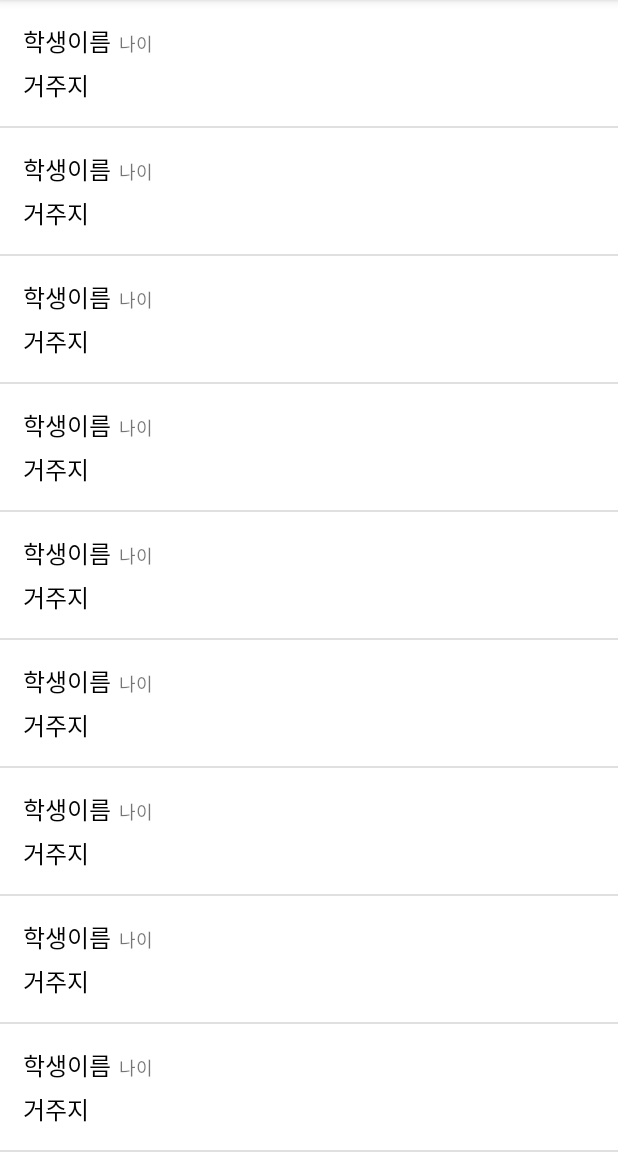
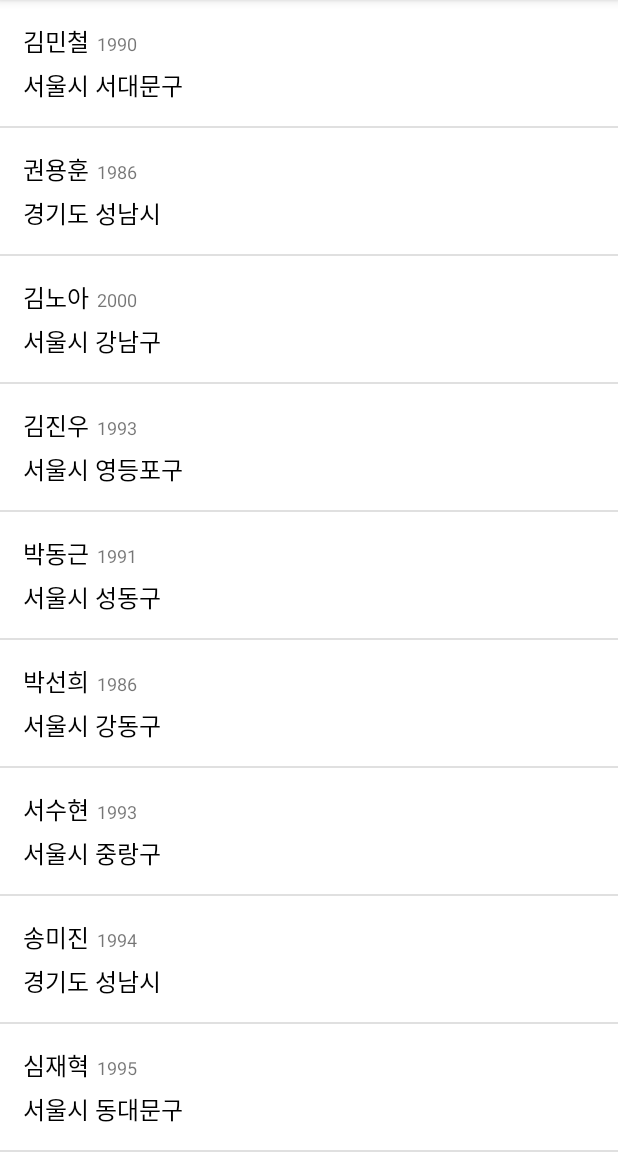
Before and after one commit to KoPoine/ListViewPractice_20220504_1, an Android app: the screen it shows after launch (MainActivity), on a phone screen of 412 x 824 dp, the part 84-1236 px from its top. Run offline under Robolectric (Android 15) with nearby library versions, the phone set to English and light mode, and no system bars.

Commit message:
8. 리스트뷰 생성 완료

```diff
--- a/app/src/main/java/com/neppplus/listviewpractice_20220504_1/adapters/StudentAdapter.kt
+++ b/app/src/main/java/com/neppplus/listviewpractice_20220504_1/adapters/StudentAdapter.kt
@@ -5,6 +5,7 @@ import android.view.LayoutInflater
 import android.view.View
 import android.view.ViewGroup
 import android.widget.ArrayAdapter
+import android.widget.TextView
 import com.neppplus.listviewpractice_20220504_1.R
 import com.neppplus.listviewpractice_20220504_1.models.StudentData
 
@@ -18,8 +19,16 @@ class StudentAdapter(
         if (tempRow == null) {
             tempRow = LayoutInflater.from(mContext).inflate(R.layout.student_list_item, null)
         }
+        val row = tempRow!!
 
-        val row = tempRow!!
+        val nameTxt = row.findViewById<TextView>(R.id.nameTxt)
+        val ageTxt = row.findViewById<TextView>(R.id.ageTxt)
+        val addressTxt = row.findViewById<TextView>(R.id.addressTxt)
+
+        nameTxt.text = mList[position].name
+        ageTxt.text = mList[position].birthYear.toString()
+        addressTxt.text = mList[position].address
+
         return row
     }
 }
--- a/app/src/main/res/layout/student_list_item.xml
+++ b/app/src/main/res/layout/student_list_item.xml
@@ -11,6 +11,7 @@
         android:orientation="horizontal">
 
         <TextView
+            android:id="@+id/nameTxt"
             android:layout_width="wrap_content"
             android:layout_height="wrap_content"
             android:text="학생이름"
@@ -18,6 +19,7 @@
             android:textSize="16sp"/>
 
         <TextView
+            android:id="@+id/ageTxt"
             android:layout_width="wrap_content"
             android:layout_height="wrap_content"
             android:layout_marginStart="5dp"
@@ -27,6 +29,7 @@
     </LinearLayout>
 
     <TextView
+        android:id="@+id/addressTxt"
         android:layout_width="wrap_content"
         android:layout_height="wrap_content"
         android:layout_marginTop="5dp"
```
